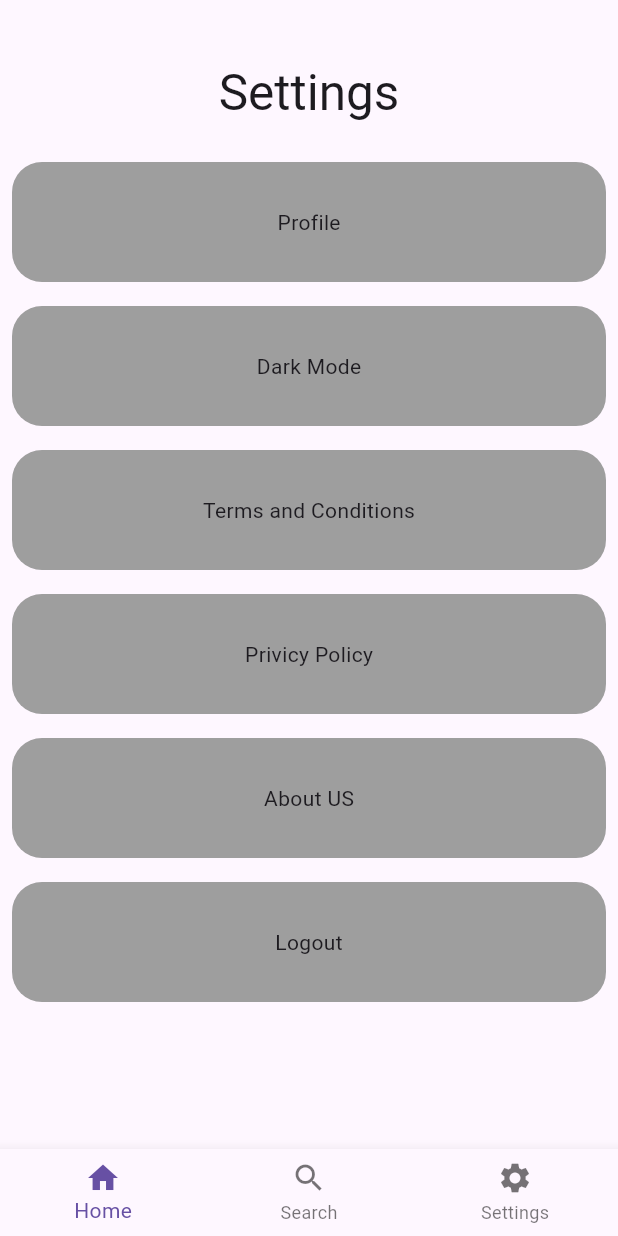
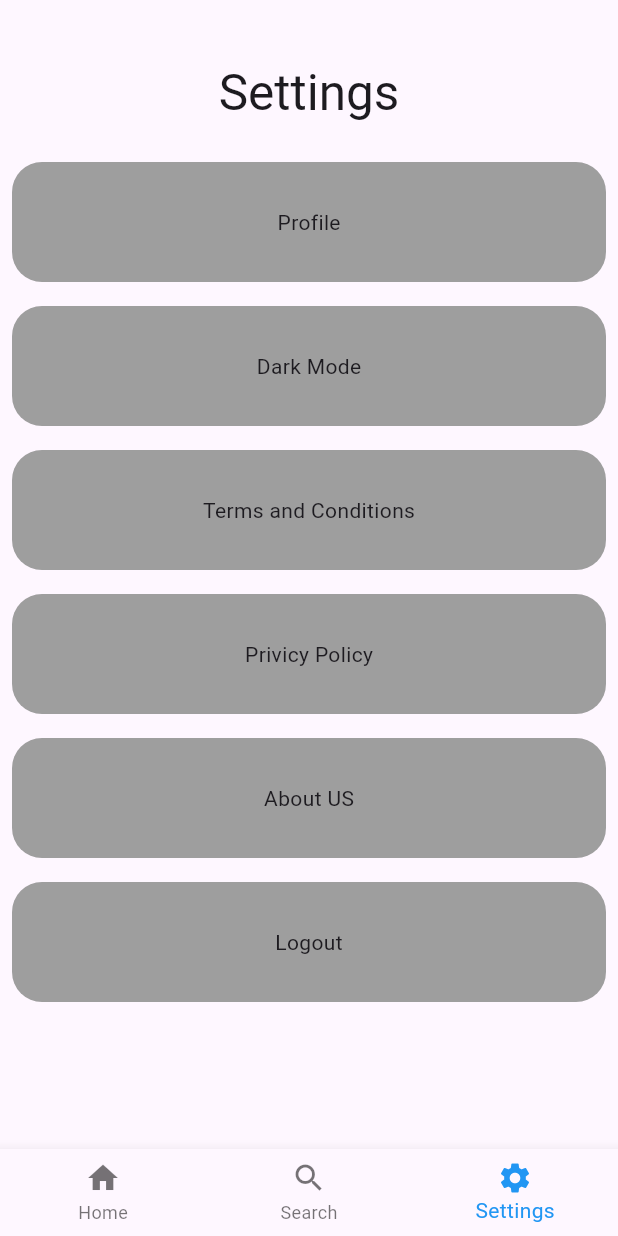
Before and after one commit to jnishantand/getrooms, a Flutter app: the screen it shows after launch, item 3 of the bottom bar chosen, on a phone screen of 412 x 824 dp. Run offline on Flutter 3.47's test engine with Material 3 defaults, Android fonts, the light colour scheme and no system bars; our stand-ins replace bloc, flutter_bloc, get; network calls fail.

Commit message:
fixed dashboard navigation ,home page listing

```diff
--- a/lib/pages/home/home.dart
+++ b/lib/pages/home/home.dart
@@ -1,4 +1,5 @@
 import 'package:flutter/material.dart';
+import 'package:getroom/pages/home/menu/dashboard.dart';
 import 'package:getroom/pages/home/menu/profile.dart';
 import 'package:getroom/pages/home/menu/search.dart';
 import 'package:getroom/pages/home/menu/settings.dart';
@@ -31,7 +32,7 @@ class _HomePageState extends State<HomePage> {
 
   // List of widgets for each menu item
   final ListOfPages = [
-    Profile(),
+    Dashboard(),
   Search(),
     Settings(),
 
@@ -47,9 +48,10 @@ class _HomePageState extends State<HomePage> {
   Widget build(BuildContext context) {
     return Scaffold(
       bottomNavigationBar: BottomNavigationBar(
+        selectedItemColor: Colors.blue,
         items: menu_list,
         onTap: onTapMenu,
-     //   currentIndex: currentIndex,
+       currentIndex: currentIndex,
         type: BottomNavigationBarType.fixed,
       ),
       body: ListOfPages[currentIndex],
--- a/lib/utill/utill.dart
+++ b/lib/utill/utill.dart
@@ -1,5 +1,6 @@
 import 'package:flutter/material.dart';
 import 'package:get/get.dart';
+import 'package:getroom/pages/home/menu/search.dart';
 
 class Utill {
   static final _instance = Utill._internal();
@@ -10,23 +11,128 @@ class Utill {
 
   Utill._internal();
 
-  static CustomDialog({BuildContext? context, String? title, Widget? widget,bool? isOptions}) {
+  static CustomDialog(
+      {BuildContext? context, String? title, Widget? widget, bool? isOptions}) {
     return showDialog(
         context: context!,
         builder: (context) {
           return AlertDialog(
             title: Text(title!),
             content: widget!,
-
           );
         });
   }
 
-  static cutom_button({double? width,double? height,void Function()? onTap,String? title}){
+  static cutom_button(
+      {double? width, double? height, void Function()? onTap, String? title}) {
     return GestureDetector(
         onTap: onTap!,
         child: Container(
-          decoration: BoxDecoration(borderRadius: BorderRadius.circular(20),color: Colors.blue),
-          width: width!,height: height!,child: Center(child: Text(title!),),));
+          decoration: BoxDecoration(
+              borderRadius: BorderRadius.circular(20), color: Colors.blue),
+          width: width!,
+          height: height!,
+          child: Center(
+            child: Text(title!),
+          ),
+        ));
+  }
+
+  static Container dashBoardRowItem( dynamic items) {
+    return Container(
+      child: Column(
+        mainAxisAlignment: MainAxisAlignment.start,
+        children: [
+          Align(alignment: Alignment.topLeft, child: Text("New Rooms")),
+          SizedBox(
+            height: 250.0, // Fixed height for the horizontal list
+            child: ListView.builder(
+              scrollDirection: Axis.horizontal,
+              itemCount: items.length,
+              itemBuilder: (context, index) {
+                final item = items[index];
+                return Padding(
+                  padding: const EdgeInsets.symmetric(horizontal: 8.0),
+                  child: Stack(
+                    children: [
+                      // Background Image
+                      Container(
+                        width: 200.0,
+                        decoration: BoxDecoration(
+                          borderRadius: BorderRadius.circular(16.0),
+                          image: DecorationImage(
+                            image: NetworkImage(item['image']),
+                            fit: BoxFit.cover,
+                          ),
+                        ),
+                      ),
+                      // Foreground Details
+                      Positioned(
+                        bottom: 10.0,
+                        left: 10.0,
+                        right: 10.0,
+                        child: Container(
+                          padding: const EdgeInsets.all(8.0),
+                          decoration: BoxDecoration(
+                            color: Colors.black.withOpacity(0.7),
+                            borderRadius: BorderRadius.circular(12.0),
+                          ),
+                          child: Column(
+                            crossAxisAlignment: CrossAxisAlignment.start,
+                            mainAxisSize: MainAxisSize.min,
+                            children: [
+                              Text(
+                                item['title'],
+                                style: TextStyle(
+                                  color: Colors.white,
+                                  fontSize: 16.0,
+                                  fontWeight: FontWeight.bold,
+                                ),
+                                overflow: TextOverflow.ellipsis,
+                              ),
+                              const SizedBox(height: 4.0),
+                              Row(
+                                children: [
+                                  Icon(Icons.star, color: Colors.yellow, size: 16.0),
+                                  const SizedBox(width: 4.0),
+                                  Text(
+                                    '${item['rating']}',
+                                    style: TextStyle(
+                                      color: Colors.white,
+                                      fontSize: 14.0,
+                                    ),
+                                  ),
+                                ],
+                              ),
+                              const SizedBox(height: 4.0),
+                              Text(
+                                item['location'],
+                                style: TextStyle(
+                                  color: Colors.white.withOpacity(0.8),
+                                  fontSize: 12.0,
+                                ),
+                              ),
+                              const SizedBox(height: 4.0),
+                              Text(
+                                item['price'],
+                                style: TextStyle(
+                                  color: Colors.greenAccent,
+                                  fontSize: 14.0,
+                                  fontWeight: FontWeight.bold,
+                                ),
+                              ),
+                            ],
+                          ),
+                        ),
+                      ),
+                    ],
+                  ),
+                );
+              },
+            ),
+          ),
+        ],
+      ),
+    );
   }
 }
```
Also changed, not shown: lib/pages/home/menu/dashboard.dart (added, +98 -0 lines).
